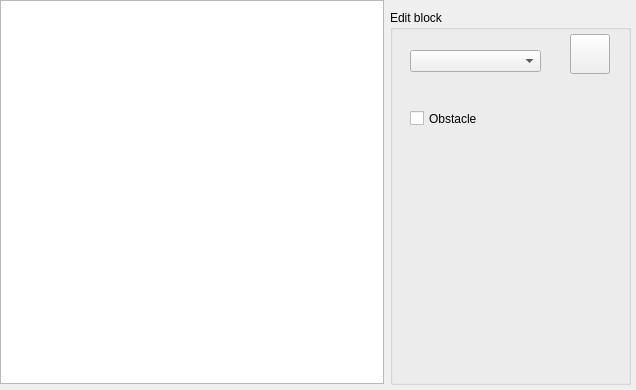
The window that mainwindow.ui (Banadora/tails-editor) describes before a commit, drawn with Qt 5.
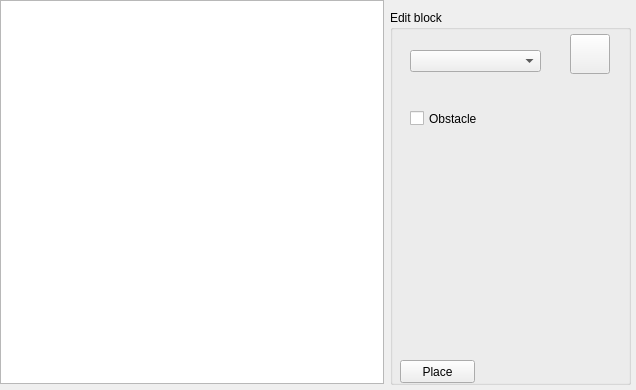
The same window after the commit. Icons and pictures are not drawn.

Commit message: Can place block on selection

Patch:
```diff
--- a/mainwindow.ui
+++ b/mainwindow.ui
@@ -82,6 +82,19 @@
       </size>
      </property>
     </widget>
+    <widget class="QPushButton" name="placeBlock">
+     <property name="geometry">
+      <rect>
+       <x>10</x>
+       <y>350</y>
+       <width>75</width>
+       <height>23</height>
+      </rect>
+     </property>
+     <property name="text">
+      <string>Place</string>
+     </property>
+    </widget>
    </widget>
   </widget>
  </widget>
```
The commit also changes 4 other files.
